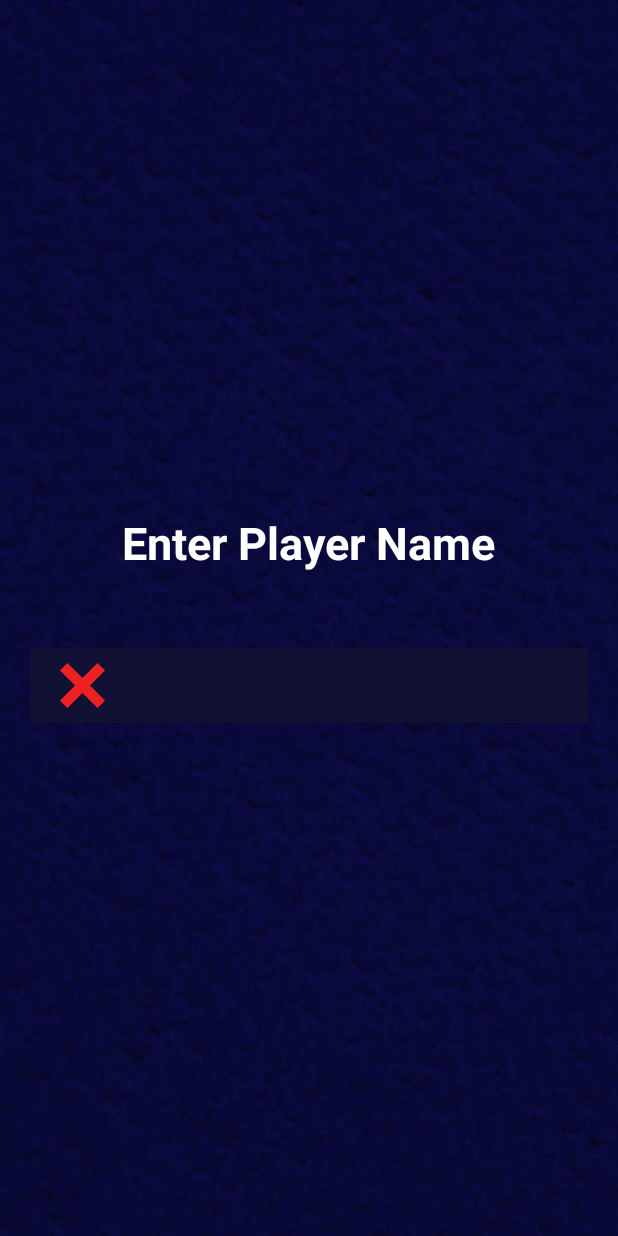
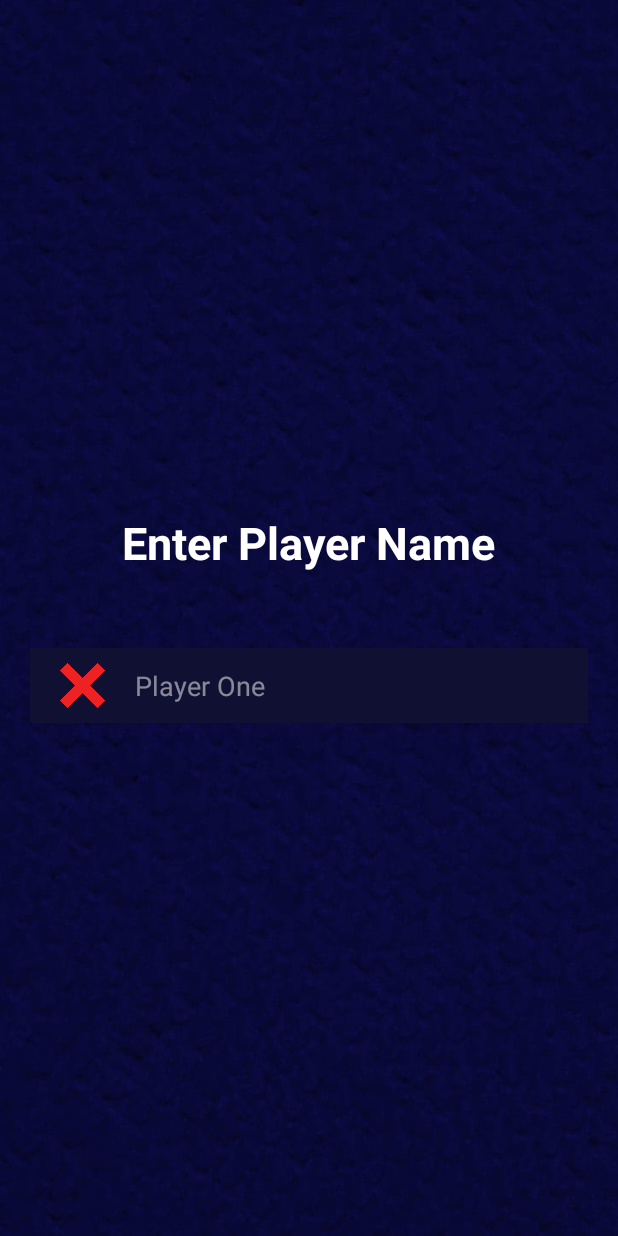
Before and after one commit to quynhpn2610/CS-300_TicTacToeApp, an Android app: the AddPlayers screen opened directly, with no data from a screen before it, on a phone screen of 412 x 824 dp. Run offline under Robolectric (Android 15) with nearby library versions, the phone set to English and light mode, and no system bars.

Commit message:
April 7 6:11 pm

```diff
--- /dev/null
+++ b/app/src/main/res/drawable/round_back_blue1000.xml
@@ -0,0 +1,4 @@
+<?xml version="1.0" encoding="utf-8"?>
+<selector xmlns:android="http://schemas.android.com/apk/res/android">
+
+</selector>
--- /dev/null
+++ b/app/src/main/res/drawable/round_back_blue_border.xml
@@ -0,0 +1,4 @@
+<?xml version="1.0" encoding="utf-8"?>
+<selector xmlns:android="http://schemas.android.com/apk/res/android">
+
+</selector>
--- a/app/src/main/res/layout/activity_add_players.xml
+++ b/app/src/main/res/layout/activity_add_players.xml
@@ -39,6 +39,8 @@
             android:layout_height="wrap_content"
             android:layout_marginStart="20dp"
             android:layout_marginEnd="20dp"
+            android:hint="Player One"
+            android:textColorHint="@color/light_white"
             android:background="@color/dark_blue"
             android:textColor="#FFFFFF"
             />
--- a/app/src/main/res/values/colors.xml
+++ b/app/src/main/res/values/colors.xml
@@ -9,4 +9,5 @@
     <color name="white">#FFFFFFFF</color>
 
     <color name="dark_blue">#101132</color>
+    <color name="light_white">#80FFFFFF</color>
 </resources>
```
